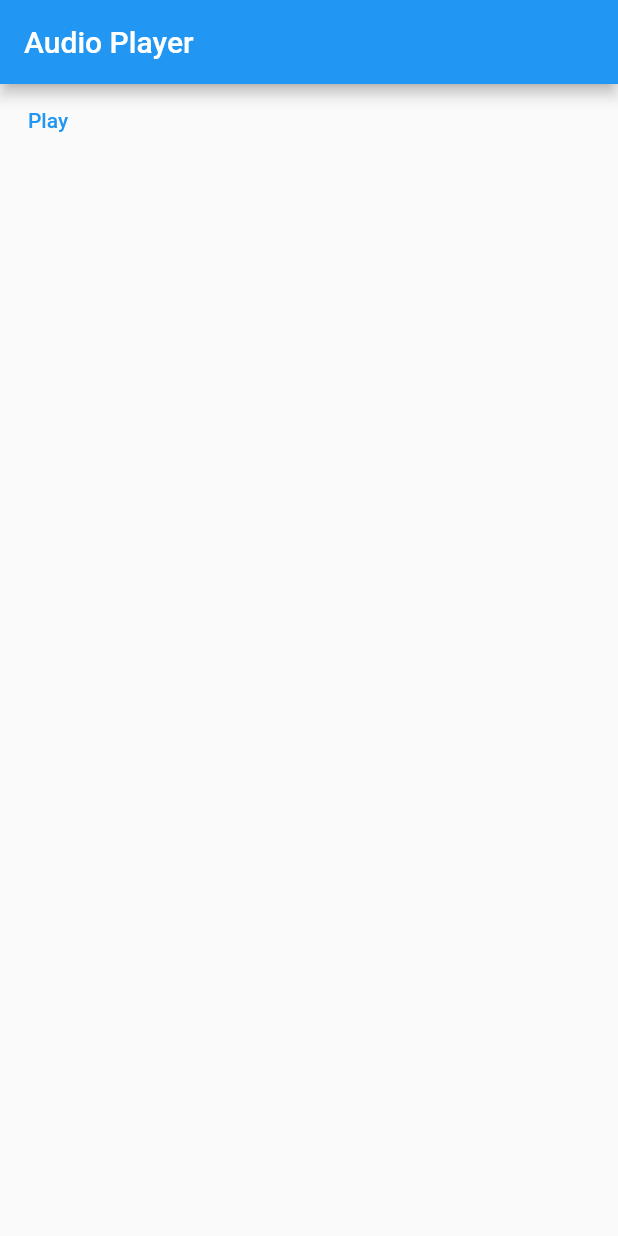
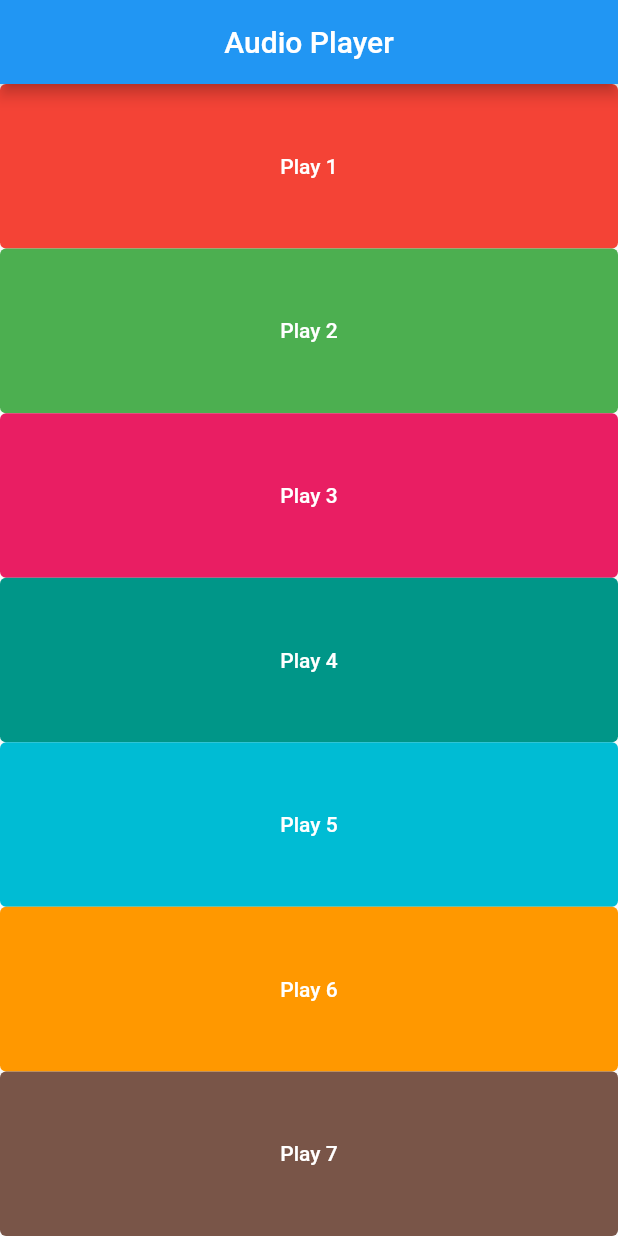
Before and after one commit to LimonDP/music_player, a Flutter app: the screen it shows after launch, on a phone screen of 412 x 824 dp. Run offline on Flutter 3.47's test engine with Material 2 defaults, Android fonts, the phone set to English and light mode, and no system bars; our stand-ins replace audioplayers.

Commit message:
music player

```diff
--- a/lib/main.dart
+++ b/lib/main.dart
@@ -3,6 +3,8 @@ import 'package:flutter/material.dart';
 
 void main() => runApp(
       MaterialApp(
+        debugShowCheckedModeBanner: false,
+        title: 'Audio Player',
         home: MyApp(),
       ),
     );
@@ -15,24 +17,46 @@ class MyApp extends StatefulWidget {
 }
 
 class _MyAppState extends State<MyApp> {
+  void audioFuncrion(int serialNumber) {
+    final player = AudioCache();
+    player.play(
+      'note$serialNumber.wav',
+    );
+  }
+
+  Widget audioMusic({required Color color, required int serialNumber}) {
+    return Expanded(
+      child: TextButton(
+        style: TextButton.styleFrom(
+          backgroundColor: color,
+          primary: Colors.white,
+        ),
+        onPressed: () => audioFuncrion(serialNumber),
+        child: Text('Play $serialNumber'),
+      ),
+    );
+  }
+
   @override
   Widget build(BuildContext context) {
     return Scaffold(
       appBar: AppBar(
         title: Text('Audio Player'),
+        centerTitle: true,
       ),
-      body: Column(
-        children: [
-          TextButton(
-            onPressed: () {
-              final player = AudioCache();
-              player.play(
-                'gan.mp3',
-              );
-            },
-            child: Text('Play'),
-          ),
-        ],
+      body: Material(
+        child: Column(
+          crossAxisAlignment: CrossAxisAlignment.stretch,
+          children: [
+            audioMusic(color: Colors.red, serialNumber: 1),
+            audioMusic(color: Colors.green, serialNumber: 2),
+            audioMusic(color: Colors.pink, serialNumber: 3),
+            audioMusic(color: Colors.teal, serialNumber: 4),
+            audioMusic(color: Colors.cyan, serialNumber: 5),
+            audioMusic(color: Colors.orange, serialNumber: 6),
+            audioMusic(color: Colors.brown, serialNumber: 7),
+          ],
+        ),
       ),
     );
   }
```
Also changed, not shown: 1 other file.
